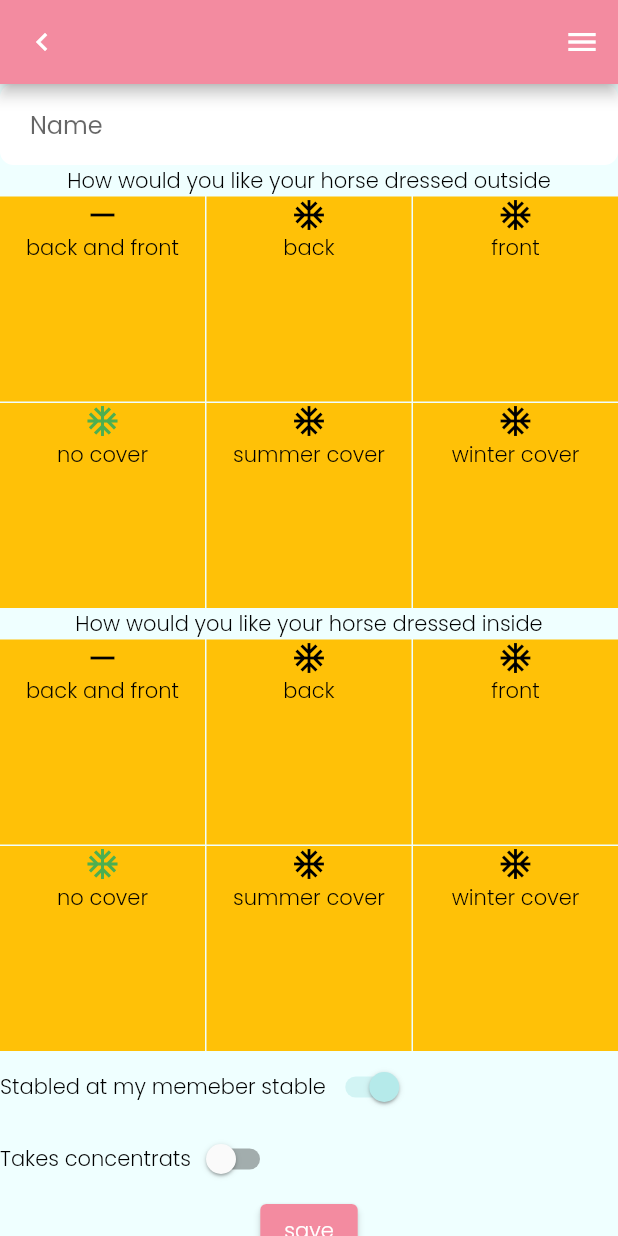
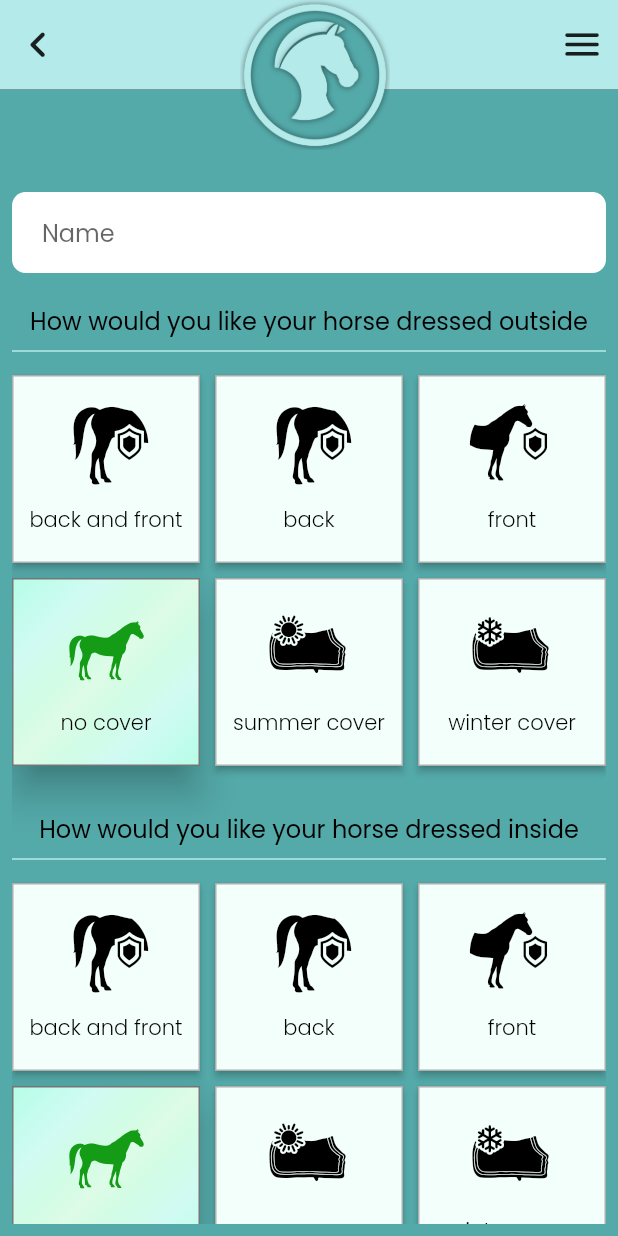
Before and after one commit to Wstld/stable_helper, a Flutter app: the AddOrUpdateHorsePage screen opened by its route, on a phone screen of 412 x 824 dp. Run offline on Flutter 3.47's test engine with Material 2 defaults, Android fonts, the phone set to English and light mode, and no system bars; our stand-ins replace carousel_slider, cloud_firestore, firebase_auth, firebase_core, freezed_annotation, get and 1 more; accounts and stored records are empty.

Commit message:
Add horse flow styled
-styled
-bug fix.

```diff
--- a/lib/core/constants/string_const.dart
+++ b/lib/core/constants/string_const.dart
@@ -21,6 +21,7 @@ const String inSideDressInfoTxt =
 const String concentrateFoodInfoTxt = 'Takes concentrats';
 const String horseStabledAtMemberStableToggleTxt =
     'Stabled at my memeber stable';
+const saveChanges = 'Save';
 
 const String inputHorseNameHint = 'Name';
 const String when = 'when?';
--- a/lib/core/theme/themes.dart
+++ b/lib/core/theme/themes.dart
@@ -53,6 +53,7 @@ class AppTheme {
         scaffoldBackgroundColor: ShColors.background,
         inputDecorationTheme: InputDecorationTheme(
           errorStyle: const TextStyle(
+            color: Colors.red,
             height: 1,
           ),
           errorMaxLines: 2,
@@ -65,7 +66,16 @@ class AppTheme {
               borderRadius: BorderRadius.circular(9),
               borderSide: BorderSide.none),
         ),
-    );
+        switchTheme: SwitchThemeData(
+          trackColor: MaterialStateProperty.all(ShColors.sand),
+          thumbColor: MaterialStateProperty.resolveWith((states) {
+            if (states.contains(MaterialState.selected)) {
+              return ShColors.darkPink;
+            } else {
+              return const Color.fromARGB(255, 224, 238, 211);
+            }
+          }),
+        ));
 
     return lightTheme;
   }
--- a/lib/presentation/controller/daily_horse_setup_controller.dart
+++ b/lib/presentation/controller/daily_horse_setup_controller.dart
@@ -203,10 +203,13 @@ class DailyHorseSetupController extends GetxController {
     setTiles();
   }
 
-  void setHorse(Horse horse) {
+  void setHorse(Horse? horse) {
     _horse.value = horse;
-    setHorseOptions(horse);
-    setTiles();
+    if (horse != null) {
+      setHorseOptions(horse);
+      setTiles();
+    }
+
     update();
   }
 
@@ -215,7 +218,11 @@ class DailyHorseSetupController extends GetxController {
     setHorse(_homeRootController.horseList[horseIndex.value]);
 
     horseIndex.listen((index) {
-      setHorse(_homeRootController.horseList[index]);
+      if (_homeRootController.horseList.isNotEmpty) {
+        setHorse(_homeRootController.horseList[index]);
+      } else {
+        setHorse(null);
+      }
     });
 
     // reset index on horse deletion.
--- a/lib/presentation/ui/pages/add_or_update_horse_page.dart
+++ b/lib/presentation/ui/pages/add_or_update_horse_page.dart
@@ -2,9 +2,12 @@ import 'package:flutter/material.dart';
 import 'package:get/get.dart';
 import 'package:stable_helper/core/constants/constants.dart';
 import 'package:stable_helper/core/constants/enums.dart';
+import 'package:stable_helper/core/theme/colors.dart';
+import 'package:stable_helper/core/theme/stables_icon_icons.dart';
 import 'package:stable_helper/core/theme/themes.dart';
 import 'package:stable_helper/presentation/controller/add_or_update_horse_controller.dart';
 import 'package:stable_helper/presentation/ui/ui.dart';
+import 'package:stable_helper/presentation/ui/widgets/sh_appbar.dart';
 import 'package:stable_helper/presentation/ui/widgets/user_home/add_horse_setup_grid_tile.dart';
 
 class AddOrUpdateHorsePage extends StatelessWidget {
@@ -27,35 +30,39 @@ class AddOrUpdateHorsePage extends StatelessWidget {
 
     return SafeArea(
       child: Scaffold(
-        appBar: AppBar(
-          automaticallyImplyLeading: false,
-          leading: IconButton(
-            icon: const Icon(Icons.chevron_left),
-            onPressed: () => Get.back(),
-          ),
-          actions: [
-            Builder(
-                builder: (context) => IconButton(
-                    onPressed: () => Scaffold.of(context).openDrawer(),
-                    icon: const Icon(Icons.menu))),
-          ],
-        ),
+        backgroundColor: ShColors.darkBlue,
+        appBar: const ShAppBar(showBackBtn: true),
         drawer: const UserMainMenu(),
         body: GetX<AddOrUpdateHorseController>(
             init: AddOrUpdateHorseController(Get.find(), Get.find()),
             builder: (_ctrl) {
-              return SingleChildScrollView(
+              return Container(
+                padding: const EdgeInsets.all(8),
+                child: SingleChildScrollView(
                   controller: _scrollController,
                   clipBehavior: Clip.antiAlias,
                   child: Column(
                     children: [
+                      verticalSpaceMedium,
                       TextField(
                         controller: _ctrl.nameInputController,
                         onChanged: (value) => _ctrl.name.value = value,
-                      decoration:
-                          const InputDecoration(hintText: inputHorseNameHint),
+                        decoration: InputDecoration(
+                            hintText: inputHorseNameHint,
+                            icon: _ctrl.name.value.isNotEmpty
+                                ? const Icon(Icons.edit)
+                                : null),
                       ),
-                    const Text(outSideDressInfoTxt),
+                      verticalSpaceMedium,
+                      Text(
+                        outSideDressInfoTxt,
+                        style: Get.theme.textTheme.titleMedium,
+                      ),
+                      const Divider(
+                        color: ShColors.lightBlue,
+                        thickness: 1,
+                      ),
+                      verticalSpaceSmall,
                       GridView.builder(
                           physics: const NeverScrollableScrollPhysics(),
                           shrinkWrap: true,
@@ -63,10 +70,19 @@ class AddOrUpdateHorsePage extends StatelessWidget {
                           gridDelegate:
                               const SliverGridDelegateWithFixedCrossAxisCount(
                                   crossAxisCount: 3,
-                                mainAxisSpacing: 1,
-                                crossAxisSpacing: 1),
+                                  mainAxisSpacing: 10,
+                                  crossAxisSpacing: 10),
                           itemBuilder: (context, index) => outsideList[index]),
-                    const Text(inSideDressInfoTxt),
+                      verticalSpaceLarge,
+                      Text(
+                        inSideDressInfoTxt,
+                        style: Get.theme.textTheme.titleMedium,
+                      ),
+                      const Divider(
+                        color: ShColors.lightBlue,
+                        thickness: 1,
+                      ),
+                      verticalSpaceSmall,
                       GridView.builder(
                           physics: const NeverScrollableScrollPhysics(),
                           shrinkWrap: true,
@@ -74,23 +90,33 @@ class AddOrUpdateHorsePage extends StatelessWidget {
                           gridDelegate:
                               const SliverGridDelegateWithFixedCrossAxisCount(
                                   crossAxisCount: 3,
-                                mainAxisSpacing: 1,
-                                crossAxisSpacing: 1),
+                                  mainAxisSpacing: 10,
+                                  crossAxisSpacing: 10),
                           itemBuilder: (context, index) => insideList[index]),
                       Row(
                         children: [
-                        const Text(horseStabledAtMemberStableToggleTxt),
+                          Text(horseStabledAtMemberStableToggleTxt,
+                              style: Get.theme.textTheme.titleMedium),
                           Switch(
-                            value: _ctrl.horseIsStabledAtUserMemberStable.value,
+                              value:
+                                  _ctrl.horseIsStabledAtUserMemberStable.value,
                               onChanged: (val) => {
-                                  _ctrl.horseIsStabledAtUserMemberStable.value =
-                                      val,
+                                    _ctrl.horseIsStabledAtUserMemberStable
+                                        .value = val,
                                   }),
                         ],
                       ),
+                      if (_ctrl.concentrateSelected.value) ...[
+                        verticalSpaceMedium,
+                        const Divider(
+                          color: ShColors.lightBlue,
+                          thickness: 1,
+                        )
+                      ],
                       Row(
                         children: [
-                        const Text(concentrateFoodInfoTxt),
+                          Text(concentrateFoodInfoTxt,
+                              style: Get.theme.textTheme.titleMedium),
                           Switch(
                               value: _ctrl.concentrateSelected.value,
                               onChanged: (val) => {
@@ -100,7 +126,11 @@ class AddOrUpdateHorsePage extends StatelessWidget {
                         ],
                       ),
                       if (_ctrl.concentrateSelected.value) ...[
-                      const Text(when),
+                        Text(
+                          when,
+                          style: Get.theme.textTheme.titleMedium,
+                        ),
+                        verticalSpaceSmall,
                         GridView.builder(
                             physics: const NeverScrollableScrollPhysics(),
                             shrinkWrap: true,
@@ -108,18 +138,20 @@ class AddOrUpdateHorsePage extends StatelessWidget {
                             gridDelegate:
                                 const SliverGridDelegateWithFixedCrossAxisCount(
                                     crossAxisCount: 4,
-                                  mainAxisSpacing: 1,
-                                  crossAxisSpacing: 1),
+                                    mainAxisSpacing: 10,
+                                    crossAxisSpacing: 10),
                             itemBuilder: (context, index) => timeSlots[index]),
                       ],
+                      verticalSpaceMedium,
                       ElevatedButton(
                           onPressed: () {
                             _ctrl.saveHorseToDb();
                             Get.back();
                           },
-                        child: const Text('save')),
+                          child: const Text(saveChanges)),
                       verticalSpaceLarge
                     ],
+                  ),
                 ),
               );
             }),
@@ -130,37 +162,37 @@ class AddOrUpdateHorsePage extends StatelessWidget {
   List<AddHorseSetupGridTile> getSetupTileList(HorsePosition position) {
     return [
       AddHorseSetupGridTile(
-        icon: Icons.horizontal_rule_sharp,
+        icon: StablesIcon.protectionBack,
         title: 'back and front',
         position: position,
         protection: HorseProtectionSetup.both,
       ),
       AddHorseSetupGridTile(
-        icon: Icons.ac_unit_sharp,
+        icon: StablesIcon.protectionBack,
         title: 'back',
         position: position,
         protection: HorseProtectionSetup.back,
       ),
       AddHorseSetupGridTile(
-        icon: Icons.ac_unit_sharp,
+        icon: StablesIcon.protectionFront,
         title: 'front',
         position: position,
         protection: HorseProtectionSetup.front,
       ),
       AddHorseSetupGridTile(
-        icon: Icons.ac_unit_sharp,
+        icon: StablesIcon.protectionNone,
         title: 'no cover',
         position: position,
         coverSetup: HorseCoverSetup.none,
       ),
       AddHorseSetupGridTile(
-        icon: Icons.ac_unit_sharp,
+        icon: StablesIcon.coverSummer,
         title: 'summer cover',
         position: position,
         coverSetup: HorseCoverSetup.summer,
       ),
       AddHorseSetupGridTile(
-        icon: Icons.ac_unit_sharp,
+        icon: StablesIcon.coverWinter,
         title: 'winter cover',
         position: position,
         coverSetup: HorseCoverSetup.winter,
--- a/lib/presentation/ui/widgets/user_home/add_horse_setup_grid_tile.dart
+++ b/lib/presentation/ui/widgets/user_home/add_horse_setup_grid_tile.dart
@@ -26,37 +26,66 @@ class AddHorseSetupGridTile extends GetView<AddOrUpdateHorseController> {
 
   @override
   Widget build(BuildContext context) {
+    return GestureDetector(
+      onTap: () => controller.updateHorseSetup(
+          position: position,
+          protection: protection,
+          cover: coverSetup,
+          concentrateFeed: concentrateFeed),
+      child: Obx(() => Material(
+            elevation: isSelected() ? 10 : 2,
+            child: GridTile(
+              child: Container(
+                padding: const EdgeInsets.all(5),
+                decoration: BoxDecoration(
+                    color: isSelected()
+                        ? const Color.fromARGB(255, 225, 255, 222)
+                        : const Color.fromARGB(255, 242, 255, 251),
+                    border: Border.all(
+                        color: isSelected()
+                            ? const Color.fromARGB(255, 118, 118, 118)
+                            : const Color.fromARGB(255, 174, 174, 174),
+                        width: 1),
+                    gradient: isSelected()
+                        ? const LinearGradient(
+                            begin: Alignment.topLeft,
+                            end: Alignment.bottomRight,
+                            colors: [
+                                Color.fromARGB(255, 181, 253, 231),
+                                Color.fromARGB(255, 210, 251, 243),
+                                Color.fromARGB(92, 172, 255, 200),
+                                Color.fromARGB(255, 210, 251, 243),
+                                Color.fromARGB(255, 181, 253, 231),
+                              ])
+                        : null),
+                child: Column(
+                  children: [
+                    Icon(
+                      icon,
+                      size: icon == Icons.timer ? 50 : 80,
+                      color: isSelected()
+                          ? const Color.fromARGB(255, 21, 156, 23)
+                          : const Color.fromARGB(255, 0, 0, 0),
+                    ),
+                    Text(title)
+                  ],
+                ),
+              ),
+            ),
+          )),
+    );
+  }
+
+  bool isSelected() {
     final _cover = position == HorsePosition.inside
         ? controller.coverInside
         : controller.coverOutside;
     final _protection = position == HorsePosition.inside
         ? controller.protectionInside
         : controller.portectionOutside;
-    return GestureDetector(
-      onTap: () => controller.updateHorseSetup(
-          position: position,
-          protection: protection,
-          cover: coverSetup,
-          concentrateFeed: concentrateFeed),
-      child: GridTile(
-        child: Container(
-          color: Colors.amber,
-          child: Column(
-            children: [
-              Obx(() => Icon(icon,
-                  color: coverSetup == _cover.value ||
-                          protection == _protection.value ||
-                          concentrateFeed ==
-                                  controller.timeForConcentrate.value &&
-                              controller.timeForConcentrate.value !=
-                                  HorseConcentrateFeed.none
-                      ? Colors.green
-                      : Colors.black)),
-              Text(title)
-            ],
-          ),
-        ),
-      ),
-    );
+    return coverSetup == _cover.value ||
+        protection == _protection.value ||
+        concentrateFeed == controller.timeForConcentrate.value &&
+            controller.timeForConcentrate.value != HorseConcentrateFeed.none;
   }
 }
--- a/lib/presentation/ui/widgets/user_home/horse_setup_carousel.dart
+++ b/lib/presentation/ui/widgets/user_home/horse_setup_carousel.dart
@@ -9,7 +9,7 @@ import 'package:stable_helper/data/repository/firestore_repo.dart';
 import 'package:stable_helper/presentation/controller/daily_horse_setup_controller.dart';
 import 'package:stable_helper/presentation/controller/home_root_controller.dart';
 
-class HorseSetupCarousel extends GetView<HomeRootController> {
+class HorseSetupCarousel extends StatelessWidget {
   const HorseSetupCarousel(
       {Key? key,
       required this.stableChores,
@@ -23,6 +23,7 @@ class HorseSetupCarousel extends GetView<HomeRootController> {
 
   @override
   Widget build(BuildContext context) {
+    final List<Horse> horseList = Get.find<HomeRootController>().horseList;
     return Obx(
       () => Container(
         padding: const EdgeInsets.all(10),
@@ -41,10 +42,13 @@ class HorseSetupCarousel extends GetView<HomeRootController> {
                       chore: stableChores[pageIndex]),
                   tag: pageIndex.toString(),
                   builder: (_ctrl) {
-                    return Column(
+                    return _ctrl.horseIndex.value != null
+                        ? Column(
                             children: [
                               Text(
-                          horseList[_ctrl.horseIndex.value].name.capitalized,
+                                horseList[_ctrl.horseIndex.value]
+                                    .name
+                                    .capitalized,
                                 style: Get.theme.textTheme.titleMedium,
                               ),
                               verticalSpaceSmall,
@@ -61,8 +65,8 @@ class HorseSetupCarousel extends GetView<HomeRootController> {
                                           () => _ctrl.optionsList[index],
                                         )),
                               ),
-                        if (controller.horseList.isEmpty) verticalSpaceLarge,
-                        if (controller.horseList.length > 1)
+                              if (horseList.isEmpty) verticalSpaceLarge,
+                              if (horseList.length > 1)
                                 Row(
                                   mainAxisAlignment: MainAxisAlignment.center,
                                   children: [
@@ -81,20 +85,21 @@ class HorseSetupCarousel extends GetView<HomeRootController> {
                                     IconButton(
                                         iconSize: 40,
                                         onPressed: _ctrl.horseIndex.value <
-                                          controller.horseList.length - 1
+                                                horseList.length - 1
                                             ? () => _ctrl.horseIndex.value += 1
                                             : () => {},
                                         icon: Icon(
                                           Icons.chevron_right,
                                           color: _ctrl.horseIndex.value <
-                                            controller.horseList.length - 1
+                                                  horseList.length - 1
                                               ? Colors.black
                                               : Colors.grey,
                                         )),
                                   ],
                                 ),
                             ],
-                    );
+                          )
+                        : Container();
                   });
             } else {
               return Container();
@@ -106,7 +111,8 @@ class HorseSetupCarousel extends GetView<HomeRootController> {
               viewportFraction: 1,
               enableInfiniteScroll: false,
               scrollPhysics: const NeverScrollableScrollPhysics()),
-          carouselController: controller.horseSetupcarouselController,
+          carouselController:
+              Get.find<HomeRootController>().horseSetupcarouselController,
         ),
       ),
     );
```
Lines whose indentation alone changed are shown as unchanged.
